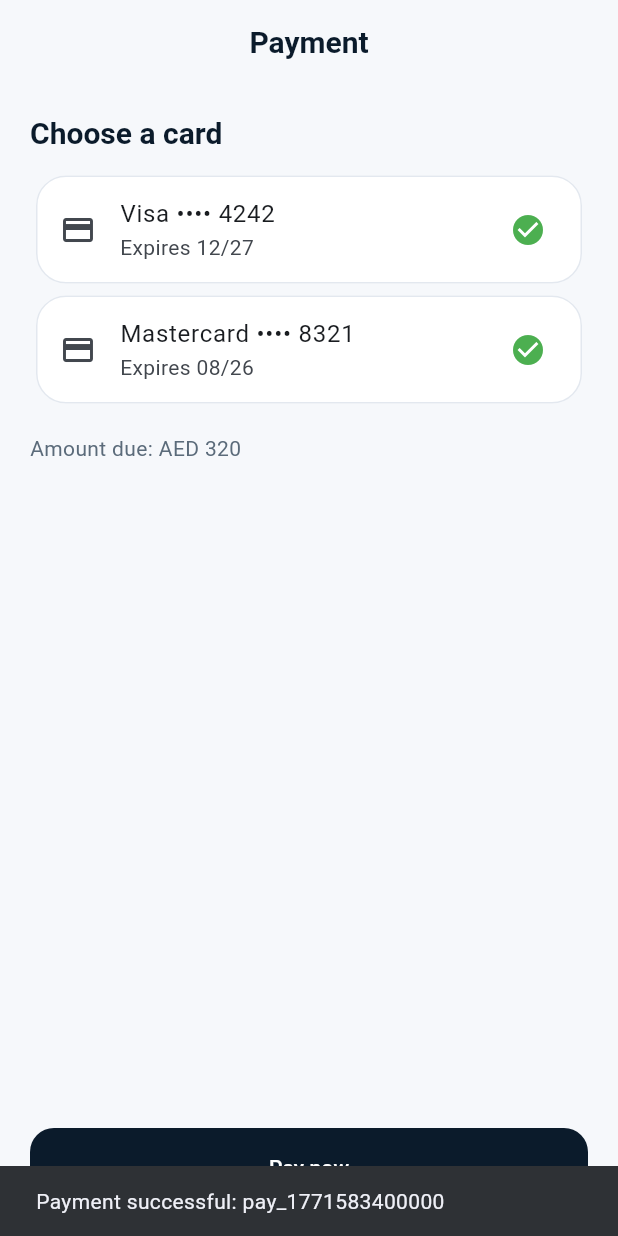
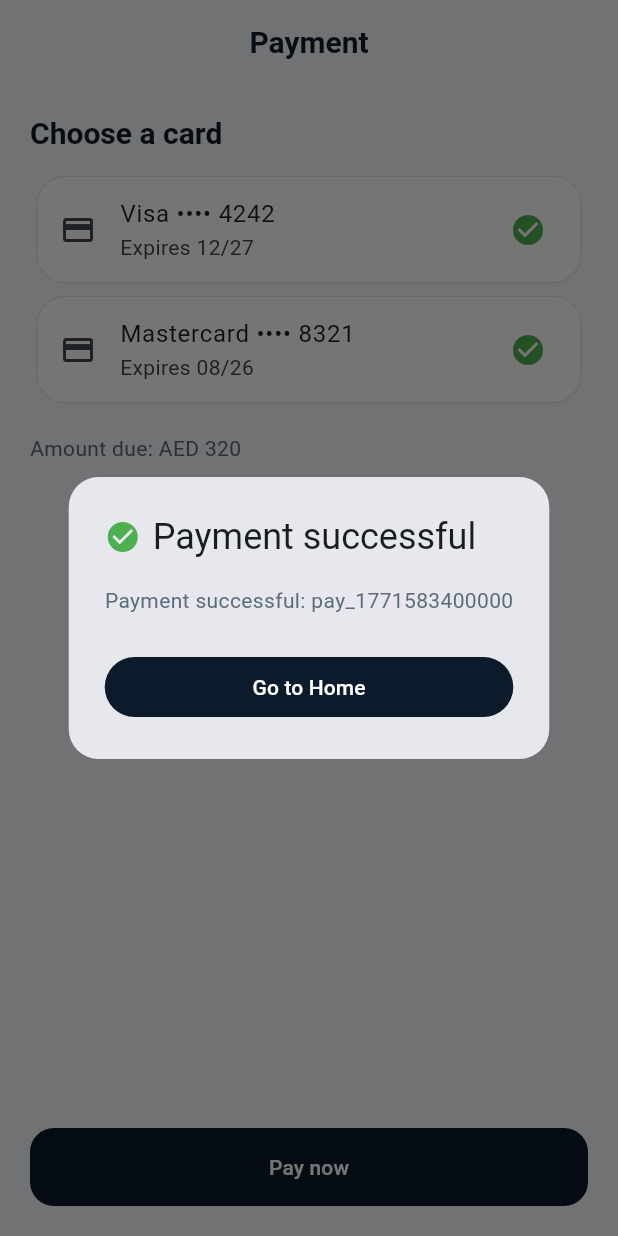
Before and after one commit to 0kakarot0/DropZone, a Flutter app: the PaymentScreen screen opened by its route, after a tap on "Pay now", on a phone screen of 412 x 824 dp. Run offline on Flutter 3.47's test engine with Material 3 defaults, Android fonts, the light colour scheme and no system bars; our stand-ins replace dio, flutter_riverpod, go_router.

Commit message:
feat: add reusable result popup for payment

```diff
--- a/l10n/app_ar.arb
+++ b/l10n/app_ar.arb
@@ -72,6 +72,10 @@
   "amountDue": "المبلغ المستحق: {amount} درهم",
   "payNow": "ادفع الآن",
   "paymentSuccess": "تم الدفع بنجاح: {id}",
+  "paymentSuccessTitle": "تم الدفع بنجاح",
+  "paymentFailedTitle": "فشل الدفع",
+  "paymentFailedMessage": "تعذر معالجة الدفع. يرجى المحاولة لاحقاً.",
+  "goHome": "العودة للرئيسية",
   "receiptTitle": "الإيصال",
   "receiptId": "رقم الإيصال: {id}",
   "tripTrackingTitle": "تتبع الرحلة",
--- a/l10n/app_en.arb
+++ b/l10n/app_en.arb
@@ -72,6 +72,10 @@
   "amountDue": "Amount due: AED {amount}",
   "payNow": "Pay now",
   "paymentSuccess": "Payment successful: {id}",
+  "paymentSuccessTitle": "Payment successful",
+  "paymentFailedTitle": "Payment failed",
+  "paymentFailedMessage": "We couldn’t process the payment. Please try again later.",
+  "goHome": "Go to Home",
   "receiptTitle": "Receipt",
   "receiptId": "Receipt ID: {id}",
   "tripTrackingTitle": "Trip tracking",
--- a/lib/l10n/app_localizations.dart
+++ b/lib/l10n/app_localizations.dart
@@ -533,6 +533,30 @@ abstract class AppLocalizations {
   /// **'Payment successful: {id}'**
   String paymentSuccess(Object id);
 
+  /// No description provided for @paymentSuccessTitle.
+  ///
+  /// In en, this message translates to:
+  /// **'Payment successful'**
+  String get paymentSuccessTitle;
+
+  /// No description provided for @paymentFailedTitle.
+  ///
+  /// In en, this message translates to:
+  /// **'Payment failed'**
+  String get paymentFailedTitle;
+
+  /// No description provided for @paymentFailedMessage.
+  ///
+  /// In en, this message translates to:
+  /// **'We couldn’t process the payment. Please try again later.'**
+  String get paymentFailedMessage;
+
+  /// No description provided for @goHome.
+  ///
+  /// In en, this message translates to:
+  /// **'Go to Home'**
+  String get goHome;
+
   /// No description provided for @receiptTitle.
   ///
   /// In en, this message translates to:
--- a/lib/l10n/app_localizations_en.dart
+++ b/lib/l10n/app_localizations_en.dart
@@ -232,6 +232,18 @@ class AppLocalizationsEn extends AppLocalizations {
   }
 
   @override
+  String get paymentSuccessTitle => 'Payment successful';
+
+  @override
+  String get paymentFailedTitle => 'Payment failed';
+
+  @override
+  String get paymentFailedMessage => 'We couldn’t process the payment. Please try again later.';
+
+  @override
+  String get goHome => 'Go to Home';
+
+  @override
   String get receiptTitle => 'Receipt';
 
   @override
--- a/lib/presentation/payments/payment_screen.dart
+++ b/lib/presentation/payments/payment_screen.dart
@@ -1,9 +1,11 @@
 import 'package:flutter/material.dart';
 import 'package:flutter_riverpod/flutter_riverpod.dart';
+import 'package:go_router/go_router.dart';
 import 'package:dropzone_app/presentation/payments/payment_providers.dart';
 import 'package:dropzone_app/presentation/widgets/primary_button.dart';
 import 'package:dropzone_app/l10n/app_localizations.dart';
 import 'package:dropzone_app/core/di/providers.dart';
+import 'package:dropzone_app/presentation/widgets/result_popup.dart';
 
 class PaymentScreen extends ConsumerWidget {
   const PaymentScreen({super.key, this.amount = 320});
@@ -49,15 +51,48 @@ class PaymentScreen extends ConsumerWidget {
               label: localizations.payNow,
               onPressed: () async {
                 final analytics = ref.read(analyticsProvider);
+                try {
                   final receipt = await ref.read(payWithCardProvider(amount).future);
                   await analytics.trackEvent('payment_success', params: {
                     'amount': amount,
                     'currency': 'AED',
                   });
                   if (!context.mounted) return;
-                ScaffoldMessenger.of(context).showSnackBar(
-                  SnackBar(content: Text(localizations.paymentSuccess(receipt.id))),
+                  await showDialog<void>(
+                    context: context,
+                    barrierDismissible: false,
+                    builder: (context) => ResultPopup(
+                      title: localizations.paymentSuccessTitle,
+                      message: localizations.paymentSuccess(receipt.id),
+                      type: ResultType.success,
+                      buttonLabel: localizations.goHome,
+                      onAction: () {
+                        Navigator.of(context).pop();
+                        context.go('/');
+                      },
+                    ),
                   );
+                } catch (error) {
+                  await analytics.trackEvent('payment_failed', params: {
+                    'amount': amount,
+                    'currency': 'AED',
+                  });
+                  if (!context.mounted) return;
+                  await showDialog<void>(
+                    context: context,
+                    barrierDismissible: false,
+                    builder: (context) => ResultPopup(
+                      title: localizations.paymentFailedTitle,
+                      message: localizations.paymentFailedMessage,
+                      type: ResultType.error,
+                      buttonLabel: localizations.goHome,
+                      onAction: () {
+                        Navigator.of(context).pop();
+                        context.go('/');
+                      },
+                    ),
+                  );
+                }
               },
             ),
           ],
--- /dev/null
+++ b/lib/presentation/widgets/result_popup.dart
@@ -0,0 +1,47 @@
+import 'package:flutter/material.dart';
+
+enum ResultType { success, error }
+
+class ResultPopup extends StatelessWidget {
+  const ResultPopup({
+    super.key,
+    required this.title,
+    required this.message,
+    required this.type,
+    required this.buttonLabel,
+    required this.onAction,
+  });
+
+  final String title;
+  final String message;
+  final ResultType type;
+  final String buttonLabel;
+  final VoidCallback onAction;
+
+  @override
+  Widget build(BuildContext context) {
+    final color = type == ResultType.success ? Colors.green : Colors.red;
+    final icon = type == ResultType.success ? Icons.check_circle : Icons.error;
+
+    return AlertDialog(
+      shape: RoundedRectangleBorder(borderRadius: BorderRadius.circular(20)),
+      title: Row(
+        children: [
+          Icon(icon, color: color),
+          const SizedBox(width: 8),
+          Expanded(child: Text(title)),
+        ],
+      ),
+      content: Text(message),
+      actions: [
+        SizedBox(
+          width: double.infinity,
+          child: FilledButton(
+            onPressed: onAction,
+            child: Text(buttonLabel),
+          ),
+        ),
+      ],
+    );
+  }
+}
```
Also changed, not shown: lib/l10n/app_localizations_ar.dart (+12 -0 lines). Lines whose indentation alone changed are shown as unchanged.
